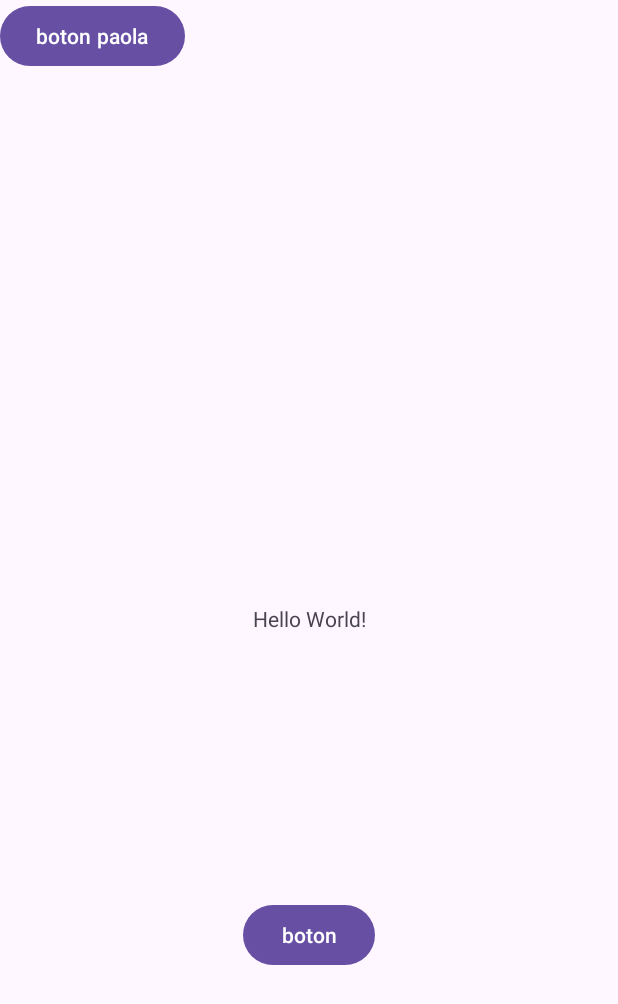
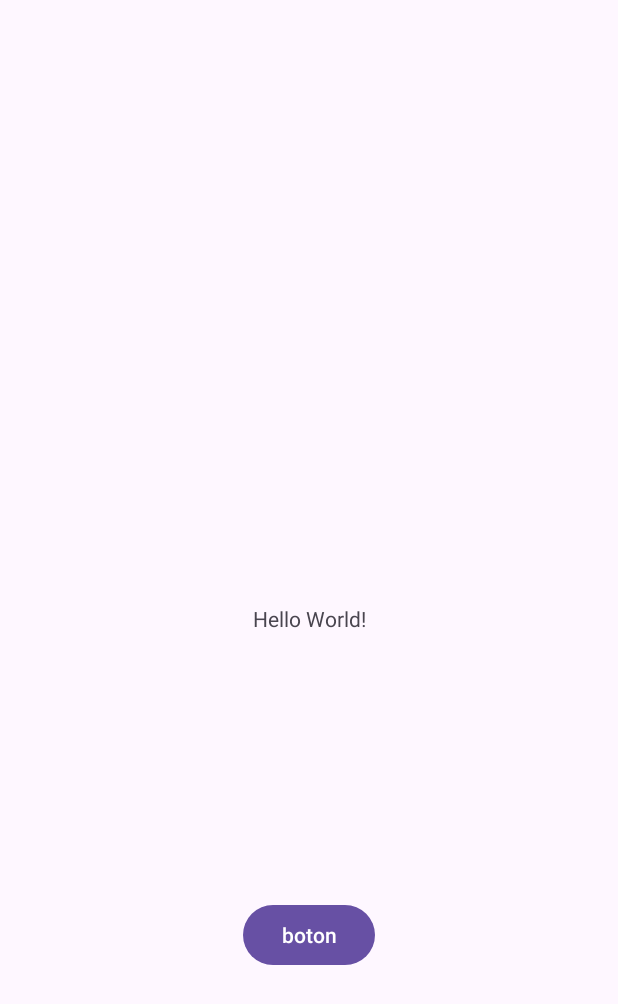
Before and after one commit to Arnoldo1305/LSM, an Android app: the screen it shows after launch (MainActivity), on a phone screen of 412 x 824 dp. Shown: the top 1004 px of the screen. Run offline under Robolectric (Android 15) with nearby library versions, the phone set to English and light mode, and no system bars.

Commit message:
corrigiendo boton

```diff
--- a/app/src/main/res/layout/activity_main.xml
+++ b/app/src/main/res/layout/activity_main.xml
@@ -27,12 +27,4 @@
         app:layout_constraintStart_toStartOf="parent"
         app:layout_constraintTop_toBottomOf="@+id/textView2" />
 
-    <Button
-        android:id="@+id/button"
-        android:layout_width="wrap_content"
-        android:layout_height="wrap_content"
-        android:text="boton paola"
-        tools:layout_editor_absoluteX="143dp"
-        tools:layout_editor_absoluteY="444dp" />
-
 </androidx.constraintlayout.widget.ConstraintLayout>
```
